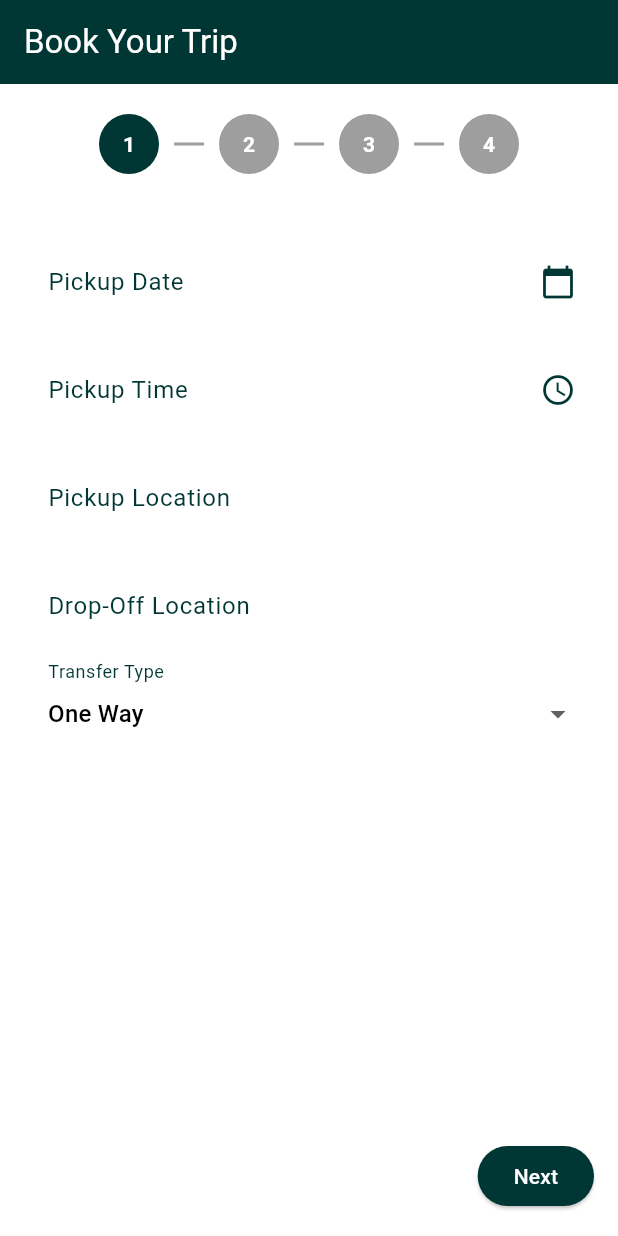
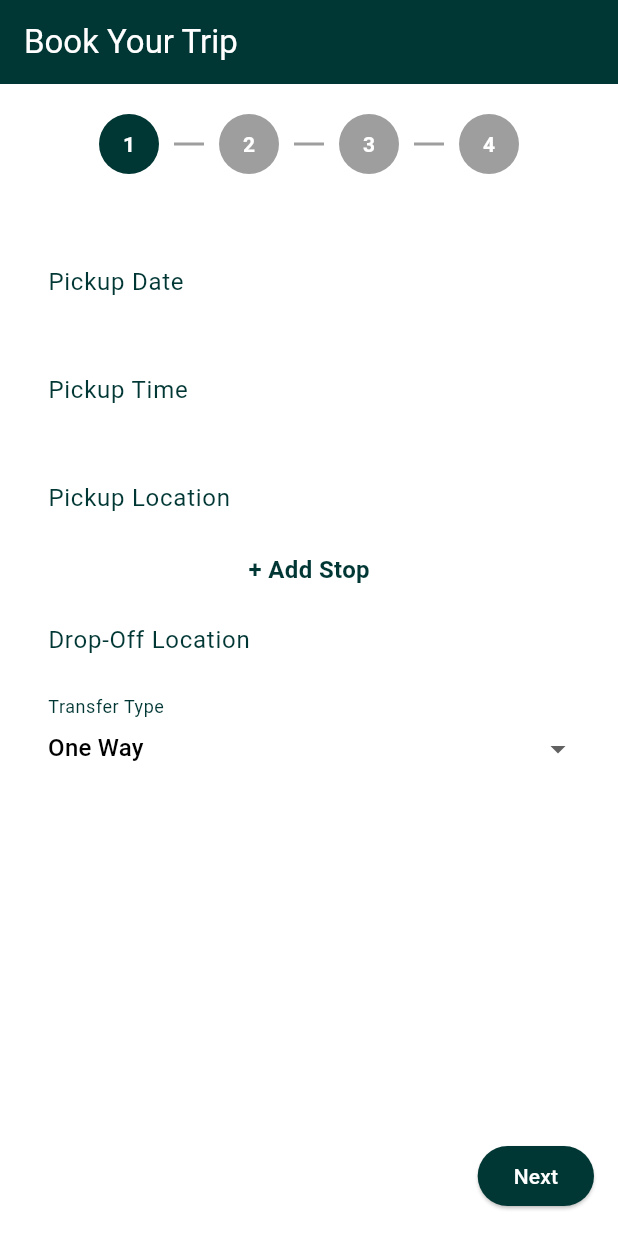
Before and after one commit to EnoshPerera/CeylonSphere, a Flutter app: the BookingHomePage screen opened directly, on a phone screen of 412 x 824 dp. Run offline on Flutter 3.47's test engine with Material 3 defaults, Android fonts, the phone set to English and light mode, and no system bars; missing offline and left inert: google_maps_webservice.

Commit message:
updated transport page. trying to get google map

```diff
--- a/lib/pages/transport.dart
+++ b/lib/pages/transport.dart
@@ -1,5 +1,6 @@
 import 'package:flutter/material.dart';
 import 'package:intl/intl.dart';
+import 'package:google_maps_webservice/places.dart';
 
 void main() {
   runApp(TravelBookingApp());
@@ -40,6 +41,10 @@ class _BookingHomePageState extends State<BookingHomePage> {
 
   String _transferType = 'One Way';
   String _vehicleType = 'Sedan';
+
+  List<TextEditingController> _additionalStopsControllers = [];
+  List<String> _placePredictions = [];
+  final _places = GoogleMapsPlaces(apiKey: 'AIzaSyCwK3j_QlSn_wMDp4CAHN7A2Vhm-BbLei4');
 
   void _nextStep() {
     if (_formKey.currentState!.validate()) {
@@ -87,6 +92,36 @@ class _BookingHomePageState extends State<BookingHomePage> {
       });
   }
 
+  void _addStop() {
+    setState(() {
+      _additionalStopsControllers.add(TextEditingController());
+    });
+  }
+
+  void _removeStop(int index) {
+    setState(() {
+      _additionalStopsControllers.removeAt(index);
+    });
+  }
+
+  Future<void> _getPlacePredictions(String input) async {
+    if (input.isEmpty) {
+      setState(() {
+        _placePredictions = [];
+      });
+      return;
+    }
+
+    try {
+      final predictions = await _places.autocomplete(input, region: 'lk');
+      setState(() {
+        _placePredictions = predictions.predictions.map((p) => p.description ?? '').toList();
+      });
+    } catch (e) {
+      print('Error fetching place predictions: $e');
+    }
+  }
+
   @override
   Widget build(BuildContext context) {
     return Scaffold(
@@ -125,7 +160,6 @@ class _BookingHomePageState extends State<BookingHomePage> {
       child: Row(
         mainAxisAlignment: MainAxisAlignment.center,
         children: [
-          // First step circle
           Container(
             width: 40,
             height: 40,
@@ -141,14 +175,12 @@ class _BookingHomePageState extends State<BookingHomePage> {
             ),
           ),
           SizedBox(width: 10),
-          // Line between steps 1 and 2
           Container(
             width: 20,
             height: 2,
             color: _currentStep > 0 ? Color(0xFF003734) : Colors.grey,
           ),
           SizedBox(width: 10),
-          // Second step circle
           Container(
             width: 40,
             height: 40,
@@ -164,14 +196,12 @@ class _BookingHomePageState extends State<BookingHomePage> {
             ),
           ),
           SizedBox(width: 10),
-          // Line between steps 2 and 3
           Container(
             width: 20,
             height: 2,
             color: _currentStep > 1 ? Color(0xFF003734) : Colors.grey,
           ),
           SizedBox(width: 10),
-          // Third step circle
           Container(
             width: 40,
             height: 40,
@@ -187,14 +217,12 @@ class _BookingHomePageState extends State<BookingHomePage> {
             ),
           ),
           SizedBox(width: 10),
-          // Line between steps 3 and 4
           Container(
             width: 20,
             height: 2,
             color: _currentStep > 2 ? Color(0xFF003734) : Colors.grey,
           ),
           SizedBox(width: 10),
-          // Fourth step circle
           Container(
             width: 40,
             height: 40,
@@ -220,14 +248,103 @@ class _BookingHomePageState extends State<BookingHomePage> {
       children: [
         _buildDatePicker('Pickup Date', _pickupDateController),
         _buildTimePicker('Pickup Time', _pickupTimeController),
-        _buildTextField('Pickup Location', _pickupLocationController),
-        _buildTextField('Drop-Off Location', _dropOffLocationController),
+        _buildLocationField('Pickup Location', _pickupLocationController),
+
+        Center(
+          child: InkWell(
+            onTap: _addStop,
+            child: Text(
+              '+ Add Stop',
+              style: TextStyle(
+                fontSize: 16,
+                color: Color(0xFF003734),
+                fontWeight: FontWeight.bold,
+              ),
+            ),
+          ),
+        ),
+
+        ..._additionalStopsControllers.asMap().entries.map((entry) {
+          int index = entry.key;
+          TextEditingController controller = entry.value;
+          return _buildStopInputField(controller, index);
+        }).toList(),
+
+        _buildLocationField('Drop-Off Location', _dropOffLocationController),
         _buildDropdown('Transfer Type', ['One Way', 'Round Trip'], (value) {
           setState(() {
             _transferType = value!;
           });
         }, _transferType),
       ],
+    );
+  }
+
+  Widget _buildLocationField(String label, TextEditingController controller) {
+    return Column(
+      children: [
+        _buildTextField(label, controller, onChanged: _getPlacePredictions),
+        ..._placePredictions.map((prediction) => ListTile(
+          title: Text(prediction),
+          onTap: () {
+            setState(() {
+              controller.text = prediction;
+              _placePredictions = [];
+            });
+          },
+        )).toList(),
+      ],
+    );
+  }
+
+  Widget _buildTextField(String label, TextEditingController controller, {Function(String)? onChanged}) {
+    return Padding(
+      padding: const EdgeInsets.symmetric(vertical: 8.0),
+      child: TextFormField(
+        controller: controller,
+        decoration: InputDecoration(
+          labelText: label,
+          border: OutlineInputBorder(),
+          labelStyle: TextStyle(color: Color(0xFF003734)),
+        ),
+        onChanged: onChanged,
+        validator: (value) {
+          if (value == null || value.isEmpty) {
+            return 'Please enter $label';
+          }
+          return null;
+        },
+      ),
+    );
+  }
+
+  Widget _buildStopInputField(TextEditingController controller, int index) {
+    return Padding(
+      padding: const EdgeInsets.symmetric(vertical: 8.0),
+      child: Row(
+        children: [
+          Expanded(
+            child: TextFormField(
+              controller: controller,
+              decoration: InputDecoration(
+                labelText: 'Stop Location',
+                border: OutlineInputBorder(),
+                labelStyle: TextStyle(color: Color(0xFF003734)),
+              ),
+              validator: (value) {
+                if (value == null || value.isEmpty) {
+                  return 'Please enter a stop location';
+                }
+                return null;
+              },
+            ),
+          ),
+          IconButton(
+            icon: Icon(Icons.delete, color: Color(0xFF003734)),
+            onPressed: () => _removeStop(index),
+          ),
+        ],
+      ),
     );
   }
 
@@ -303,26 +420,6 @@ class _BookingHomePageState extends State<BookingHomePage> {
     );
   }
 
-  Widget _buildTextField(String label, TextEditingController controller) {
-    return Padding(
-      padding: const EdgeInsets.symmetric(vertical: 8.0),
-      child: TextFormField(
-        controller: controller,
-        decoration: InputDecoration(
-          labelText: label,
-          border: OutlineInputBorder(),
-          labelStyle: TextStyle(color: Color(0xFF003734)),
-        ),
-        validator: (value) {
-          if (value == null || value.isEmpty) {
-            return 'Please enter $label';
-          }
-          return null;
-        },
-      ),
-    );
-  }
-
   Widget _buildDropdown(String label, List<String> items, Function(String?) onChanged, String value) {
     return Padding(
       padding: const EdgeInsets.symmetric(vertical: 8.0),
@@ -335,6 +432,23 @@ class _BookingHomePageState extends State<BookingHomePage> {
         ),
         items: items.map((item) => DropdownMenuItem(value: item, child: Text(item))).toList(),
         onChanged: onChanged,
+      ),
+    );
+  }
+
+  Widget _buildDatePicker(String label, TextEditingController controller) {
+    return Padding(
+      padding: const EdgeInsets.symmetric(vertical: 8.0),
+      child: InkWell(
+        onTap: () => _selectDate(context),
+        child: IgnorePointer(
+          child: TextFormField(
+            controller: controller,
+            decoration: InputDecoration(
+              labelText: label,
+              border: OutlineInputBorder(),
+              labelStyle: TextStyle(color: Color(0xFF003734)),
+            ),
             validator: (value) {
               if (value == null || value.isEmpty) {
                 return 'Please select $label';
@@ -342,21 +456,24 @@ class _BookingHomePageState extends State<BookingHomePage> {
               return null;
             },
           ),
+        ),
+      ),
     );
   }
 
-  Widget _buildDatePicker(String label, TextEditingController controller) {
+  Widget _buildTimePicker(String label, TextEditingController controller) {
     return Padding(
       padding: const EdgeInsets.symmetric(vertical: 8.0),
+      child: InkWell(
+        onTap: () => _selectTime(context),
+        child: IgnorePointer(
           child: TextFormField(
             controller: controller,
             decoration: InputDecoration(
               labelText: label,
               border: OutlineInputBorder(),
               labelStyle: TextStyle(color: Color(0xFF003734)),
-          suffixIcon: Icon(Icons.calendar_today, color: Color(0xFF003734)),
             ),
-        onTap: () => _selectDate(context),
             validator: (value) {
               if (value == null || value.isEmpty) {
                 return 'Please select $label';
@@ -364,38 +481,19 @@ class _BookingHomePageState extends State<BookingHomePage> {
               return null;
             },
           ),
-    );
-  }
-
-  Widget _buildTimePicker(String label, TextEditingController controller) {
-    return Padding(
-      padding: const EdgeInsets.symmetric(vertical: 8.0),
-      child: TextFormField(
-        controller: controller,
-        decoration: InputDecoration(
-          labelText: label,
-          border: OutlineInputBorder(),
-          labelStyle: TextStyle(color: Color(0xFF003734)),
-          suffixIcon: Icon(Icons.access_time, color: Color(0xFF003734)),
         ),
-        onTap: () => _selectTime(context),
-        validator: (value) {
-          if (value == null || value.isEmpty) {
-            return 'Please select $label';
-          }
-          return null;
-        },
       ),
     );
   }
 
   Widget _buildSummaryItem(String label, String value) {
     return Padding(
-      padding: const EdgeInsets.symmetric(vertical: 8.0),
+      padding: const EdgeInsets.symmetric(vertical: 5.0),
       child: Row(
+        mainAxisAlignment: MainAxisAlignment.spaceBetween,
         children: [
-          Text('$label: ', style: TextStyle(fontWeight: FontWeight.bold, color: Color(0xFF003734))),
-          Text(value, style: TextStyle(color: Colors.grey[700])),
+          Text(label, style: TextStyle(fontWeight: FontWeight.bold)),
+          Text(value),
         ],
       ),
     );
--- a/pubspec.yaml
+++ b/pubspec.yaml
@@ -31,6 +31,9 @@ dependencies:
   flutter:
     sdk: flutter
   intl: ^0.18.0
+  google_maps_flutter: ^2.2.1
+  google_maps_webservice: 0.0.20-nullsafety.5
+
 
 
 
```
Also changed, not shown: lib/pages/PickupLocationMap.dart (deleted, +0 -154 lines), pubspec.lock, 2 other files. Lines whose indentation alone changed are shown as unchanged.
